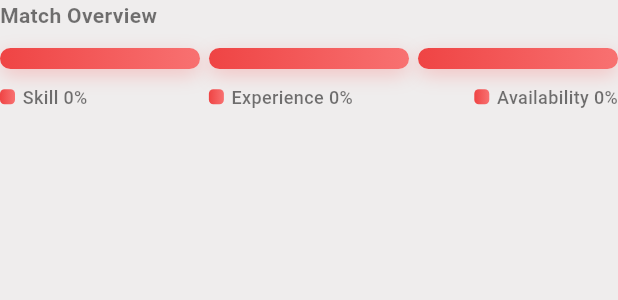
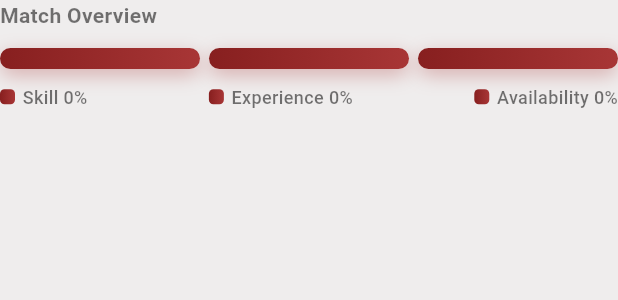
Before and after one commit to rajalekshmir-dev/hrms_roster, a Flutter app: the MatchOverviewGraph widget shown alone on an empty page, opened directly with empty values, on a phone screen of 412 x 824 dp. Shown: the top 300 px of the screen. Run offline on Flutter 3.47's test engine with Material 3 defaults, Android fonts, the phone set to English and light mode, and no system bars; our stand-ins replace bloc, dartz, equatable, flutter_bloc, flutter_secure_storage, flutter_spinkit and 2 more; accounts and stored records are empty.

Commit message:
merge for users, serach

```diff
--- a/lib/features/search_info/presentation/widgets/liner_graph.dart
+++ b/lib/features/search_info/presentation/widgets/liner_graph.dart
@@ -15,19 +15,18 @@ class MatchOverviewGraph extends StatelessWidget {
   List<Color> getGradient(int score) {
     score = score.clamp(0, 100);
 
-    if (score <= 50) {
-      final t = score / 50;
-      return [
-        Color.lerp(const Color(0xffef4444), const Color(0xfff59e0b), t)!,
-        Color.lerp(const Color(0xfff87171), const Color(0xfffbbf24), t)!,
-      ];
+    // Low Skill (Red)
+    if (score < 40) {
+      return const [Color(0xff871f1f), Color(0xffa83636)];
     }
 
-    final t = (score - 50) / 50;
-    return [
-      Color.lerp(const Color(0xfff59e0b), const Color(0xff16a34a), t)!,
-      Color.lerp(const Color(0xfffbbf24), const Color(0xff4ade80), t)!,
-    ];
+    // Medium Skill (Orange)
+    if (score < 70) {
+      return const [Color(0xffce6d07), Color(0xfff08a1c)];
+    }
+
+    // High Skill (Green)
+    return const [Color(0xff0a5d0a), Color(0xff1e8a1e)];
   }
 
   @override
```
